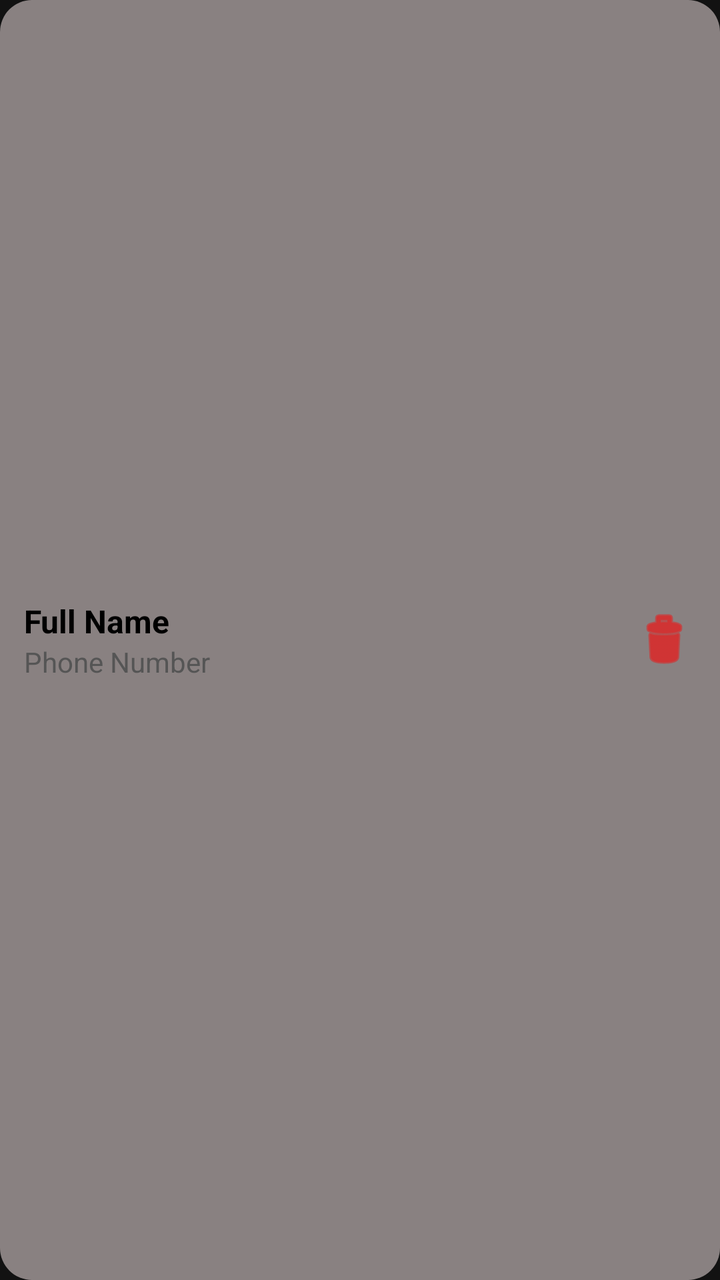
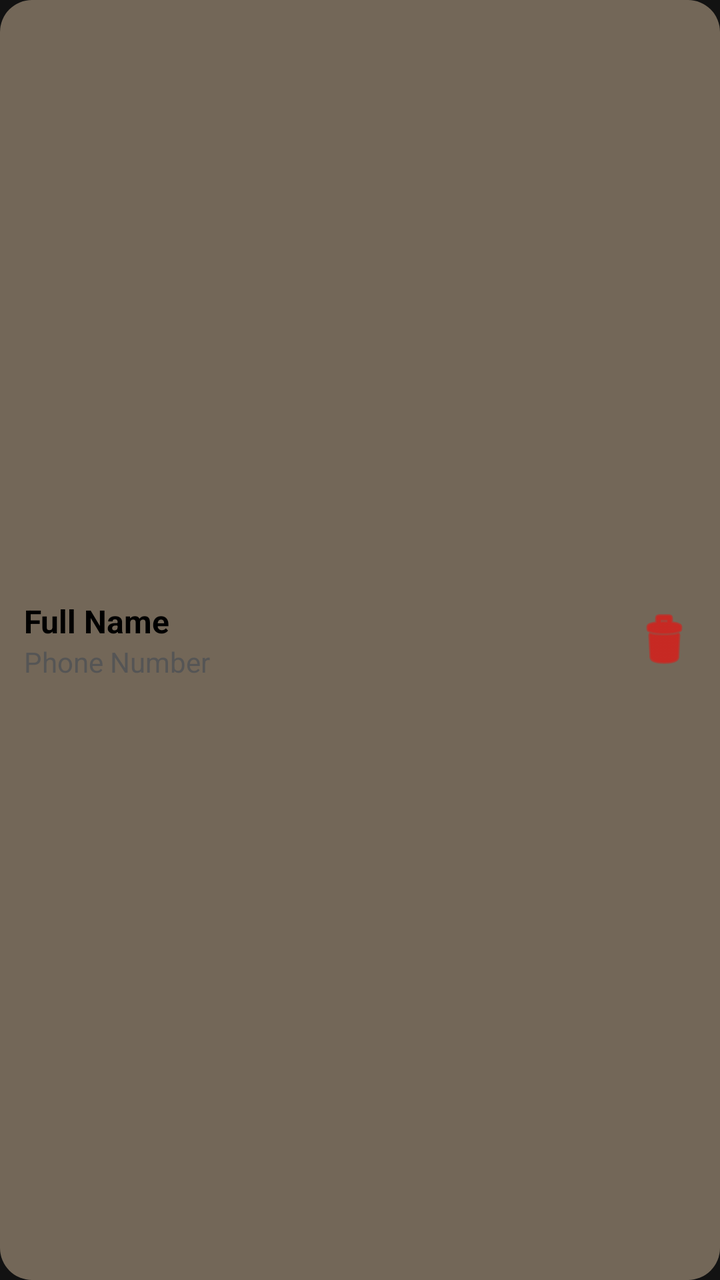

Two renders of the same Android screen: before a commit and after it. Below are the layout's source before the change and the commit's diff.
<!-- AndroidManifest.xml: application theme Theme.SafeHer -->
<!-- res/layout/item_confirm_contact.xml -->
<?xml version="1.0" encoding="utf-8"?>
<LinearLayout xmlns:android="http://schemas.android.com/apk/res/android"
    android:layout_width="match_parent"
    android:layout_height="wrap_content"
    android:orientation="horizontal"
    android:padding="12dp"
    android:gravity="center_vertical"
    android:background="@drawable/rounded_item_background"
    android:layout_marginVertical="6dp">

    <LinearLayout
        android:layout_width="0dp"
        android:layout_height="wrap_content"
        android:layout_weight="1"
        android:orientation="vertical"
        android:background="@android:color/transparent">

        <TextView
            android:id="@+id/nameTextView"
            android:layout_width="wrap_content"
            android:layout_height="wrap_content"
            android:text="Full Name"
            android:textSize="16sp"
            android:textStyle="bold"
            android:textColor="#000000" />

        <TextView
            android:id="@+id/phoneTextView"
            android:layout_width="wrap_content"
            android:layout_height="wrap_content"
            android:text="Phone Number"
            android:textSize="14sp"
            android:textColor="#555555" />
    </LinearLayout>


    <ImageButton
        android:id="@+id/deleteButton"
        android:layout_width="wrap_content"
        android:layout_height="wrap_content"
        android:src="@android:drawable/ic_menu_delete"
        android:background="?attr/selectableItemBackgroundBorderless"
        android:contentDescription="Delete Contact"
        android:tint="#FF0000" />
</LinearLayout>
<!-- resources referenced by this layout -->
<resources>
  <!-- drawable rounded_item_background (drawable) -->
  <?xml version="1.0" encoding="utf-8"?>
  <shape xmlns:android="http://schemas.android.com/apk/res/android"
      android:shape="rectangle">
      <solid android:color="#80FFF0F0" /> 
      <corners android:radius="16dp" />
  </shape>
  <style name="Theme.SafeHer" parent="Base.Theme.SafeHer" />
  <style name="Base.Theme.SafeHer" parent="Theme.MaterialComponents.NoActionBar">
          
          
      </style>
</resources>

<!-- the commit's change to res/layout/item_confirm_contact.xml (unified diff, before → after) -->
@@ -1,10 +1,13 @@
 <?xml version="1.0" encoding="utf-8"?>
 <LinearLayout xmlns:android="http://schemas.android.com/apk/res/android"
+    xmlns:app="http://schemas.android.com/apk/res-auto"
     android:layout_width="match_parent"
     android:layout_height="wrap_content"
     android:orientation="horizontal"
     android:padding="12dp"
+    android:backgroundTint="@color/button_gold"
     android:gravity="center_vertical"
+    android:layout_marginHorizontal="20dp"
     android:background="@drawable/rounded_item_background"
     android:layout_marginVertical="6dp">
 
@@ -41,5 +44,5 @@
         android:src="@android:drawable/ic_menu_delete"
         android:background="?attr/selectableItemBackgroundBorderless"
         android:contentDescription="Delete Contact"
-        android:tint="#FF0000" />
+        app:tint="#FF0000" />
 </LinearLayout>
<!-- resource entries referenced after the edit -->
@@ -1,5 +1,6 @@
 <!-- resources referenced by this layout -->
 <resources>
+  <color name="button_gold">#d4bb9e</color>
   <!-- drawable rounded_item_background (drawable) -->
   <?xml version="1.0" encoding="utf-8"?>
   <shape xmlns:android="http://schemas.android.com/apk/res/android"
